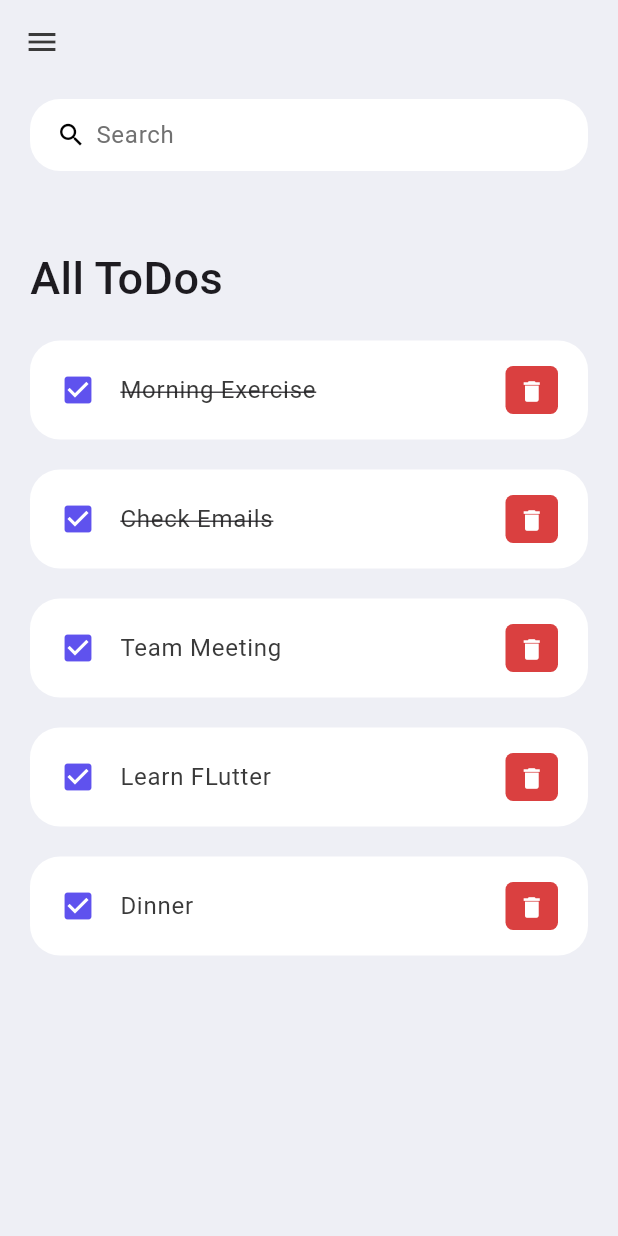
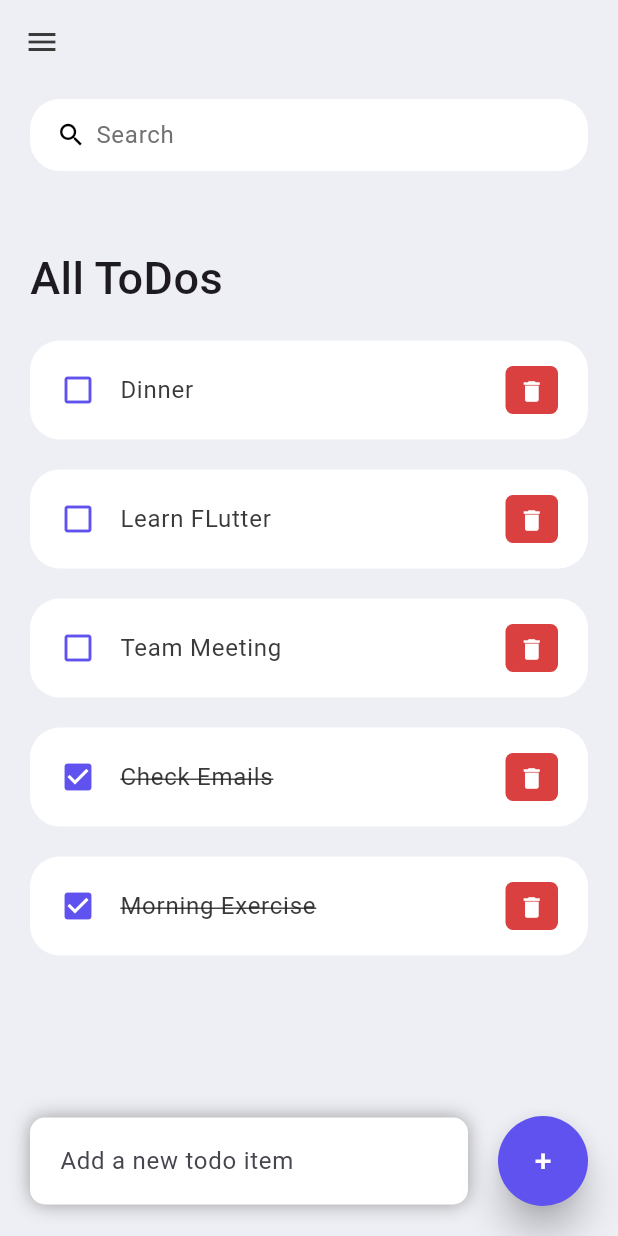
Before and after one commit to r1tikpatil/ToDo_App_Flutter, a Flutter app: the screen it shows after launch, on a phone screen of 412 x 824 dp. Run offline on Flutter 3.47's test engine with Material 3 defaults, Android fonts, the light colour scheme and no system bars; our stand-ins replace firebase_core; accounts and stored records are empty.

Commit message:
added new item add, delete and search functionality

```diff
--- a/lib/Screens/home.dart
+++ b/lib/Screens/home.dart
@@ -3,18 +3,34 @@ import '../Constants/Colors.dart';
 import '../widget/todo_item.dart';
 import '../model/todo.dart';
 
-class Home extends StatelessWidget {
-  Home({super.key});
+class Home extends StatefulWidget {
+  const Home({super.key});
 
-  final todosList = ToDo.todoList();
+  @override
+  _HomeState createState() => _HomeState();
+}
+
+class _HomeState extends State<Home> {
+  final List<ToDo> todosList = ToDo.todoList();
+  List<ToDo> _foundToDo = [];
+  final _todoController = TextEditingController();
+
+  @override
+  void initState() {
+    _foundToDo = todosList;
+    super.initState();
+  }
 
   @override
   Widget build(BuildContext context) {
     return Scaffold(
       backgroundColor: tdBGColor,
       appBar: _buildAppBar(),
-        body: Container(
+      body: Stack(
+        children: [
+          Container(
             padding: const EdgeInsets.symmetric(horizontal: 20, vertical: 10),
+            margin: const EdgeInsets.only(bottom: 60),
             child: Column(
               children: [
                 searchBox(),
@@ -23,16 +39,78 @@ class Home extends StatelessWidget {
                     children: [
                       Container(
                         margin: const EdgeInsets.only(top: 50, bottom: 20),
-                        child: const Text("All ToDos",
+                        child: const Text(
+                          "All ToDos",
                           style: TextStyle(
-                                fontSize: 30, fontWeight: FontWeight.w500)),
+                            fontSize: 30,
+                            fontWeight: FontWeight.w500,
                           ),
-                      for (ToDo todoo in todosList) TodoItem(todo: todoo),
+                        ),
+                      ),
+                      for (ToDo todo in _foundToDo.reversed)
+                        TodoItem(
+                          todo: todo,
+                          onToDoChanged: _handleToDoChange,
+                          onDeleteItem: _deleteToDoItem,
+                        ),
                     ],
                   ),
                 )
               ],
-            )));
+            ),
+          ),
+          Align(
+            alignment: Alignment.bottomCenter,
+            child: Row(
+              children: [
+                Expanded(
+                  child: Container(
+                    margin:
+                        const EdgeInsets.only(bottom: 20, right: 20, left: 20),
+                    padding:
+                        const EdgeInsets.symmetric(horizontal: 20, vertical: 5),
+                    decoration: BoxDecoration(
+                      color: Colors.white,
+                      boxShadow: const [
+                        BoxShadow(
+                          color: Colors.grey,
+                          offset: Offset(0.0, 0.0),
+                          blurRadius: 10.0,
+                          spreadRadius: 0.0,
+                        ),
+                      ],
+                      borderRadius: BorderRadius.circular(10),
+                    ),
+                    child: TextField(
+                      controller: _todoController,
+                      decoration: const InputDecoration(
+                        hintText: 'Add a new todo item',
+                        border: InputBorder.none,
+                      ),
+                    ),
+                  ),
+                ),
+                Container(
+                  margin: const EdgeInsets.only(bottom: 20, right: 20),
+                  child: ElevatedButton(
+                    onPressed: () {
+                      _addToDoItem(_todoController.text);
+                    },
+                    style: ElevatedButton.styleFrom(
+                      backgroundColor: tdBlue,
+                      minimumSize: const Size(60, 60),
+                      elevation: 10,
+                    ),
+                    child: const Text('+',
+                        style: TextStyle(fontSize: 20, color: Colors.white)),
+                  ),
+                )
+              ],
+            ),
+          ),
+        ],
+      ),
+    );
   }
 
   AppBar _buildAppBar() {
@@ -41,23 +119,67 @@ class Home extends StatelessWidget {
       title: const Icon(
         Icons.menu,
         color: tdBlack,
-        ));
+      ),
+    );
   }
 
   Widget searchBox() {
     return Container(
       padding: const EdgeInsets.symmetric(horizontal: 15),
       decoration: BoxDecoration(
-          color: Colors.white, borderRadius: BorderRadius.circular(20)),
-      child: const TextField(
-        decoration: InputDecoration(
+        color: Colors.white,
+        borderRadius: BorderRadius.circular(20),
+      ),
+      child: TextField(
+        onChanged: (val) => _runFilter(val),
+        decoration: const InputDecoration(
           contentPadding: EdgeInsets.all(0),
           prefixIcon: Icon(Icons.search, color: Colors.black, size: 20),
           prefixIconConstraints: BoxConstraints(maxHeight: 20, minWidth: 25),
           border: InputBorder.none,
           hintText: 'Search',
-            hintStyle: TextStyle(color: tdGrey)),
+          hintStyle: TextStyle(color: tdGrey),
+        ),
       ),
     );
   }
+
+  void _handleToDoChange(ToDo todo) {
+    setState(() {
+      todo.isDone = !todo.isDone;
+    });
   }
+
+  void _deleteToDoItem(String id) {
+    setState(() {
+      todosList.removeWhere((item) => item.id == id);
+    });
+  }
+
+  void _addToDoItem(String todo) {
+    setState(() {
+      todosList.add(ToDo(
+          id: DateTime.now().millisecondsSinceEpoch.toString(),
+          todoText: todo));
+    });
+
+    _todoController.clear();
+  }
+
+  void _runFilter(String word) {
+    List<ToDo> results = [];
+
+    if (word.isEmpty) {
+      results = todosList;
+    } else {
+      results = todosList
+          .where((item) =>
+              item.todoText?.toLowerCase().contains(word.toLowerCase()) ??
+              false)
+          .toList();
+    }
+    setState(() {
+      _foundToDo = results;
+    });
+  }
+}
--- a/lib/widget/todo_item.dart
+++ b/lib/widget/todo_item.dart
@@ -4,7 +4,13 @@ import '../model/todo.dart';
 
 class TodoItem extends StatelessWidget {
   final ToDo todo;
-  const TodoItem({super.key, required this.todo});
+  final onToDoChanged;
+  final onDeleteItem;
+  const TodoItem(
+      {super.key,
+      required this.todo,
+      required this.onDeleteItem,
+      required this.onToDoChanged});
 
   @override
   Widget build(BuildContext context) {
@@ -12,14 +18,16 @@ class TodoItem extends StatelessWidget {
         margin: const EdgeInsets.only(bottom: 20),
         child: ListTile(
           onTap: () {
-            print('cliked!');
+            onToDoChanged(todo);
           },
           shape:
               RoundedRectangleBorder(borderRadius: BorderRadius.circular(20)),
           contentPadding:
               const EdgeInsets.symmetric(horizontal: 20, vertical: 5),
           tileColor: Colors.white,
-          leading: const Icon(Icons.check_box, color: tdBlue),
+          leading: Icon(
+              todo.isDone ? Icons.check_box : Icons.check_box_outline_blank,
+              color: tdBlue),
           title: Text(todo.todoText!,
               style: TextStyle(
                   fontSize: 16,
@@ -37,7 +45,7 @@ class TodoItem extends StatelessWidget {
               icon: const Icon(Icons.delete),
               iconSize: 18,
               onPressed: () {
-                print('delete button print');
+                onDeleteItem(todo.id);
               },
             ),
           ),
```
Also changed, not shown: 1 other file. Lines whose indentation alone changed are shown as unchanged.
